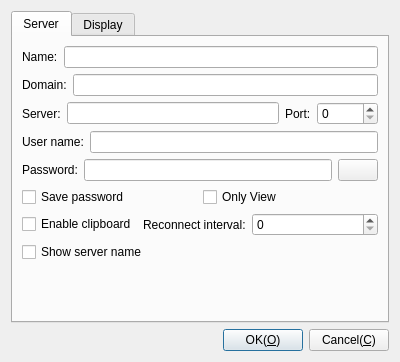
Above: Plugins/FreeRDP/Client/DlgSetFreeRDP.ui from KangLin/RabbitRemoteControl before the change. Below: the same form after it.
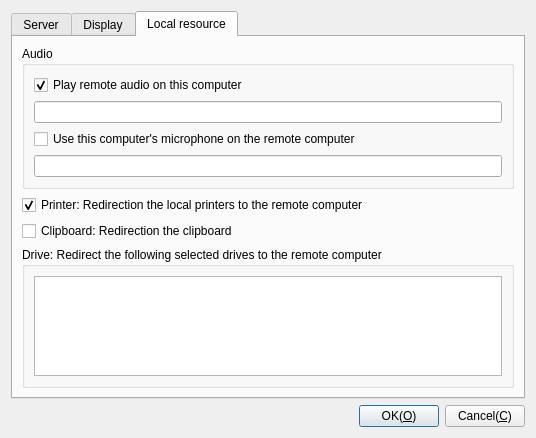
That is the form after the change. The open tabs and pages were chosen to show the change. Icons and pictures are not drawn.

Commit message: FreeRDP::Client: add redirection - Sound - Microphone - Drive - Printer

The edit to the form file:
```diff
--- a/Plugins/FreeRDP/Client/DlgSetFreeRDP.ui
+++ b/Plugins/FreeRDP/Client/DlgSetFreeRDP.ui
@@ -6,8 +6,8 @@
    <rect>
     <x>0</x>
     <y>0</y>
-    <width>400</width>
-    <height>362</height>
+    <width>536</width>
+    <height>438</height>
    </rect>
   </property>
   <property name="windowTitle">
@@ -54,6 +54,9 @@
      <property name="currentIndex">
       <number>0</number>
      </property>
+     <property name="movable">
+      <bool>false</bool>
+     </property>
      <widget class="QWidget" name="Server">
       <attribute name="title">
        <string>Server</string>
@@ -142,9 +145,9 @@
        <item row="6" column="0">
         <layout class="QHBoxLayout" name="horizontalLayout_8">
          <item>
-          <widget class="QCheckBox" name="cbClipboard">
+          <widget class="QCheckBox" name="cbShowServerName">
            <property name="text">
-            <string>Enable clipboard</string>
+            <string>Show server name</string>
            </property>
           </widget>
          </item>
@@ -254,13 +257,6 @@
          </item>
         </layout>
        </item>
-       <item row="7" column="0">
-        <widget class="QCheckBox" name="cbShowServerName">
-         <property name="text">
-          <string>Show server name</string>
-         </property>
-        </widget>
-       </item>
       </layout>
      </widget>
      <widget class="QWidget" name="tab">
@@ -341,6 +337,114 @@
        </item>
       </layout>
      </widget>
+     <widget class="QWidget" name="LocalResource">
+      <attribute name="title">
+       <string>Local resource</string>
+      </attribute>
+      <layout class="QGridLayout" name="gridLayout_7">
+       <item row="0" column="0">
+        <widget class="QGroupBox" name="groupBox_2">
+         <property name="title">
+          <string>Audio</string>
+         </property>
+         <layout class="QGridLayout" name="gridLayout_5">
+          <item row="1" column="0">
+           <widget class="QLineEdit" name="leRdpSnd"/>
+          </item>
+          <item row="0" column="0">
+           <widget class="QCheckBox" name="cbRdpSnd">
+            <property name="text">
+             <string>Play remote audio on this computer</string>
+            </property>
+            <property name="checked">
+             <bool>true</bool>
+            </property>
+           </widget>
+          </item>
+          <item row="2" column="0">
+           <widget class="QCheckBox" name="cbAudin">
+            <property name="text">
+             <string>Use this computer's microphone on the remote computer</string>
+            </property>
+            <property name="autoRepeat">
+             <bool>false</bool>
+            </property>
+            <property name="autoExclusive">
+             <bool>false</bool>
+            </property>
+            <property name="tristate">
+             <bool>false</bool>
+            </property>
+           </widget>
+          </item>
+          <item row="3" column="0">
+           <widget class="QLineEdit" name="leAudin"/>
+          </item>
+         </layout>
+        </widget>
+       </item>
+       <item row="1" column="0">
+        <widget class="QCheckBox" name="cbPrinter">
+         <property name="toolTip">
+          <string>Printer: Redirection the local printers to the remote computer</string>
+         </property>
+         <property name="statusTip">
+          <string>Printer: Redirection the local printers to the remote computer</string>
+         </property>
+         <property name="whatsThis">
+          <string>Printer: Redirection the local printers to the remote computer</string>
+         </property>
+         <property name="text">
+          <string>Printer: Redirection the local printers to the remote computer</string>
+         </property>
+         <property name="checked">
+          <bool>true</bool>
+         </property>
+        </widget>
+       </item>
+       <item row="2" column="0">
+        <widget class="QCheckBox" name="cbClipboard">
+         <property name="toolTip">
+          <string>Clipboard: Redirection the clipboard</string>
+         </property>
+         <property name="statusTip">
+          <string>Clipboard: Redirection the clipboard</string>
+         </property>
+         <property name="whatsThis">
+          <string>Clipboard: Redirection the clipboard</string>
+         </property>
+         <property name="text">
+          <string>Clipboard: Redirection the clipboard</string>
+         </property>
+        </widget>
+       </item>
+       <item row="3" column="0">
+        <widget class="QGroupBox" name="groupBox_3">
+         <property name="toolTip">
+          <string>Redirect the following selected drives to the remote computer</string>
+         </property>
+         <property name="statusTip">
+          <string>Redirect the following selected drives to the remote computer</string>
+         </property>
+         <property name="whatsThis">
+          <string>Redirect the following selected drives to the remote computer</string>
+         </property>
+         <property name="title">
+          <string>Drive: Redirect the following selected drives to the remote computer</string>
+         </property>
+         <layout class="QGridLayout" name="gridLayout_6">
+          <item row="0" column="0">
+           <widget class="QTreeView" name="tvDrive">
+            <property name="selectionMode">
+             <enum>QAbstractItemView::MultiSelection</enum>
+            </property>
+           </widget>
+          </item>
+         </layout>
+        </widget>
+       </item>
+      </layout>
+     </widget>
     </widget>
    </item>
   </layout>
```
Left out of the diff: 6 changed lines with no effect on the pictures. The commit also changes 124 other files.
